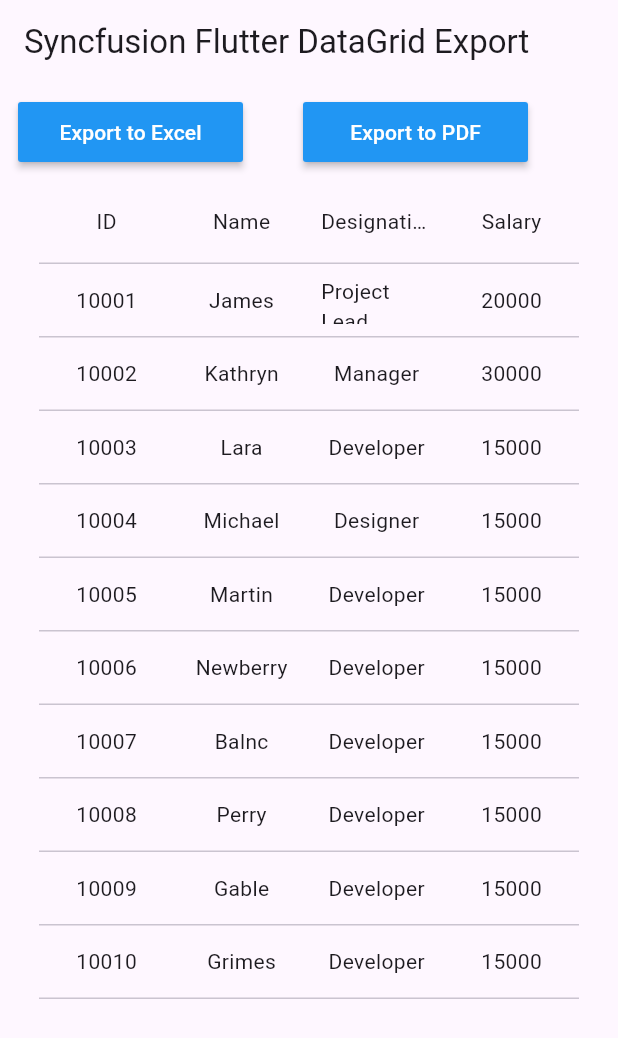
After one commit to Nithya-Varshini/getx_tutorial, a Flutter app: the screen it shows after launch, after a tap on "Sortable Table", on a phone screen of 412 x 824 dp. The commit adds this screen. Shown: the top 1038 px of the screen. Run offline on Flutter 3.47's test engine with Material 3 defaults, Android fonts, the light colour scheme and no system bars; drawn by our look-alikes of syncfusion_flutter_datagrid; our stand-ins replace get; missing offline and left inert: responsive_table, syncfusion_flutter_datagrid_export, syncfusion_flutter_pdf, syncfusion_flutter_xlsio.

Commit message:
sortable_table created

```diff
--- a/lib/main.dart
+++ b/lib/main.dart
@@ -4,6 +4,7 @@
 import 'package:getx_new/pages/page1.dart';
 import 'package:getx_new/pages/page2.dart';
 import 'package:getx_new/pages/responsiveTable.dart';
+import 'package:getx_new/pages/sortableTable.dart';
 import 'package:getx_new/pages/table.dart';
 import 'package:getx_new/pages/unknownRoutePage.dart';
 
@@ -37,6 +38,10 @@
             name: '/customtable',
             page: () => CustomTable1(),
             transition: Transition.leftToRightWithFade),
+            GetPage(
+            name: '/sortabletable',
+            page: () => SortableTable(),
+            transition: Transition.leftToRightWithFade),
       ],
     );
   }
--- a/lib/pages/page1.dart
+++ b/lib/pages/page1.dart
@@ -48,6 +48,12 @@
                       c.title.value = data,
                     },
                 child: const Text('custom Table')),
+            ElevatedButton(
+                onPressed: () async => {
+                      data = await Get.toNamed('/sortabletable'),
+                      c.title.value = data,
+                    },
+                child: const Text('Sortable Table')),
           ],
         ),
       ),
--- /dev/null
+++ b/lib/pages/sortableTable.dart
@@ -0,0 +1,224 @@
+// ignore_for_file: depend_on_referenced_packages
+
+import 'package:flutter/material.dart';
+
+// External package imports
+import 'package:syncfusion_flutter_datagrid/datagrid.dart';
+import 'package:syncfusion_flutter_datagrid_export/export.dart';
+import 'package:syncfusion_flutter_pdf/pdf.dart';
+import 'package:syncfusion_flutter_xlsio/xlsio.dart' hide Column, Row;
+
+// Local import
+// import 'helper/save_file_mobile.dart'
+//     if (dart.library.html) 'helper/save_file_web.dart' as helper;
+
+void main() {
+  runApp(SortableTable());
+}
+
+/// The application that contains datagrid on it.
+class SortableTable extends StatelessWidget {
+  @override
+  Widget build(BuildContext context) {
+    return MaterialApp(
+      title: 'Syncfusion DataGrid Demo',
+      theme: ThemeData(primarySwatch: Colors.blue),
+      home: const MyHomePage(),
+    );
+  }
+}
+
+/// The home page of the application which hosts the datagrid.
+class MyHomePage extends StatefulWidget {
+  /// Creates the home page.
+  const MyHomePage({Key? key}) : super(key: key);
+
+  @override
+  MyHomePageState createState() => MyHomePageState();
+}
+
+/// A state class of a [MyHomePage] stateful widget.
+class MyHomePageState extends State<MyHomePage> {
+  List<Employee> _employees = <Employee>[];
+  late EmployeeDataSource _employeeDataSource;
+
+  final GlobalKey<SfDataGridState> _key = GlobalKey<SfDataGridState>();
+
+  @override
+  void initState() {
+    super.initState();
+    _employees = _getEmployeeData();
+    _employeeDataSource = EmployeeDataSource(employeeData: _employees);
+  }
+
+  Future<void> _exportDataGridToExcel() async {
+    final Workbook workbook = _key.currentState!.exportToExcelWorkbook();
+
+    final List<int> bytes = workbook.saveAsStream();
+    workbook.dispose();
+
+    // await helper.saveAndLaunchFile(bytes, 'DataGrid.xlsx');
+  }
+
+  Future<void> _exportDataGridToPdf() async {
+    final PdfDocument document =
+        _key.currentState!.exportToPdfDocument(fitAllColumnsInOnePage: true);
+
+    final List<int> bytes = document.saveSync();
+    // await helper.saveAndLaunchFile(bytes, 'DataGrid.pdf');
+    document.dispose();
+  }
+
+  @override
+  Widget build(BuildContext context) {
+    return Scaffold(
+      appBar: AppBar(
+        title: const Text(
+          'Syncfusion Flutter DataGrid Export',
+          overflow: TextOverflow.ellipsis,
+        ),
+      ),
+      body: Column(
+        children: <Widget>[
+          Container(
+            margin: const EdgeInsets.all(12.0),
+            child: Row(
+              children: <Widget>[
+                SizedBox(
+                  height: 40.0,
+                  width: 150.0,
+                  child: MaterialButton(
+                      color: Colors.blue,
+                      onPressed: _exportDataGridToExcel,
+                      child: const Center(
+                          child: Text(
+                        'Export to Excel',
+                        style: TextStyle(color: Colors.white),
+                      ))),
+                ),
+                const Padding(padding: EdgeInsets.all(20)),
+                SizedBox(
+                  height: 40.0,
+                  width: 150.0,
+                  child: MaterialButton(
+                      color: Colors.blue,
+                      onPressed: _exportDataGridToPdf,
+                      child: const Center(
+                          child: Text(
+                        'Export to PDF',
+                        style: TextStyle(color: Colors.white),
+                      ))),
+                ),
+              ],
+            ),
+          ),
+          Expanded(
+            child: SfDataGrid(
+              key: _key,
+              source: _employeeDataSource,
+              columns: <GridColumn>[
+                GridColumn(
+                    columnName: 'ID',
+                    label: Container(
+                        padding: const EdgeInsets.all(16.0),
+                        alignment: Alignment.center,
+                        child: const Text(
+                          'ID',
+                        ))),
+                GridColumn(
+                    columnName: 'Name',
+                    label: Container(
+                        padding: const EdgeInsets.all(8.0),
+                        alignment: Alignment.center,
+                        child: const Text('Name'))),
+                GridColumn(
+                    columnName: 'Designation',
+                    label: Container(
+                        padding: const EdgeInsets.all(8.0),
+                        alignment: Alignment.center,
+                        child: const Text(
+                          'Designation',
+                          overflow: TextOverflow.ellipsis,
+                        ))),
+                GridColumn(
+                    columnName: 'Salary',
+                    label: Container(
+                        padding: const EdgeInsets.all(8.0),
+                        alignment: Alignment.center,
+                        child: const Text('Salary'))),
+              ],
+            ),
+          ),
+        ],
+      ),
+    );
+  }
+
+  List<Employee> _getEmployeeData() {
+    return <Employee>[
+      Employee(10001, 'James', 'Project Lead', 20000),
+      Employee(10002, 'Kathryn', 'Manager', 30000),
+      Employee(10003, 'Lara', 'Developer', 15000),
+      Employee(10004, 'Michael', 'Designer', 15000),
+      Employee(10005, 'Martin', 'Developer', 15000),
+      Employee(10006, 'Newberry', 'Developer', 15000),
+      Employee(10007, 'Balnc', 'Developer', 15000),
+      Employee(10008, 'Perry', 'Developer', 15000),
+      Employee(10009, 'Gable', 'Developer', 15000),
+      Employee(10010, 'Grimes', 'Developer', 15000)
+    ];
+  }
+}
+
+/// Custom business object class which contains properties to hold the detailed
+/// information about the employee which will be rendered in datagrid.
+class Employee {
+  /// Creates the employee class with required details.
+  Employee(this.id, this.name, this.designation, this.salary);
+
+  /// Id of an employee.
+  final int id;
+
+  /// Name of an employee.
+  final String name;
+
+  /// Designation of an employee.
+  final String designation;
+
+  /// Salary of an employee.
+  final int salary;
+}
+
+/// An object to set the employee collection data source to the datagrid. This
+/// is used to map the employee data to the datagrid widget.
+class EmployeeDataSource extends DataGridSource {
+  /// Creates the employee data source class with required details.
+  EmployeeDataSource({required List<Employee> employeeData}) {
+    _employeeData = employeeData
+        .map<DataGridRow>((Employee e) => DataGridRow(cells: <DataGridCell>[
+              DataGridCell<int>(columnName: 'ID', value: e.id),
+              DataGridCell<String>(columnName: 'Name', value: e.name),
+              DataGridCell<String>(
+                  columnName: 'Designation', value: e.designation),
+              DataGridCell<int>(columnName: 'Salary', value: e.salary),
+            ]))
+        .toList();
+  }
+
+  List<DataGridRow> _employeeData = <DataGridRow>[];
+
+  @override
+  List<DataGridRow> get rows => _employeeData;
+
+  @override
+  DataGridRowAdapter buildRow(DataGridRow row) {
+    return DataGridRowAdapter(
+        cells: row.getCells().map<Widget>((DataGridCell cell) {
+      return Container(
+        alignment: Alignment.center,
+        padding: const EdgeInsets.all(8.0),
+        child: Text(cell.value.toString()),
+      );
+    }).toList());
+  }
+}
--- a/pubspec.yaml
+++ b/pubspec.yaml
@@ -9,8 +9,10 @@
 dependencies:
   flutter:
     sdk: flutter
+  flutter_data_table: ^1.1.2
   get: ^4.6.6
   responsive_table: ^0.2.0+2
+  syncfusion_flutter_datagrid_export: ^25.2.7
 
 dev_dependencies:
   flutter_test:
```
Also changed, not shown: pubspec.lock.
